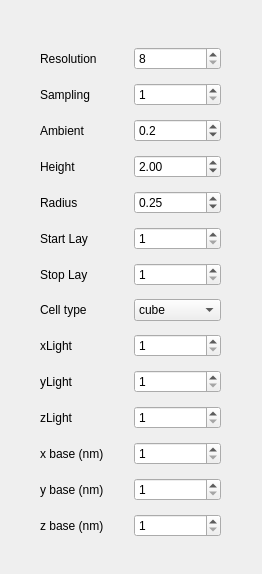
Above: Windows/UI_files/StateMenu.ui from LemurPwned/VISM before the change. Below: the same form after it.
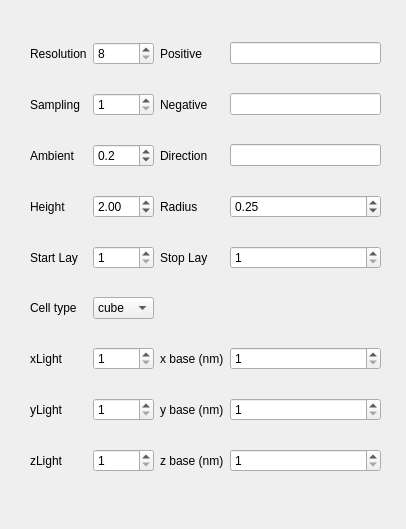
That is the form after the change.

```diff
--- a/Windows/UI_files/StateMenu.ui
+++ b/Windows/UI_files/StateMenu.ui
@@ -6,8 +6,8 @@
    <rect>
     <x>0</x>
     <y>0</y>
-    <width>262</width>
-    <height>574</height>
+    <width>406</width>
+    <height>529</height>
    </rect>
   </property>
   <property name="windowTitle">
@@ -16,27 +16,13 @@
   <widget class="QWidget" name="gridLayoutWidget">
    <property name="geometry">
     <rect>
-     <x>40</x>
-     <y>40</y>
-     <width>181</width>
-     <height>510</height>
+     <x>30</x>
+     <y>20</y>
+     <width>351</width>
+     <height>481</height>
     </rect>
    </property>
    <layout class="QGridLayout" name="gridLayout">
-    <item row="13" column="1">
-     <widget class="QLabel" name="label_14">
-      <property name="text">
-       <string>z base (nm)</string>
-      </property>
-     </widget>
-    </item>
-    <item row="12" column="1">
-     <widget class="QLabel" name="label_13">
-      <property name="text">
-       <string>y base (nm)</string>
-      </property>
-     </widget>
-    </item>
     <item row="1" column="2">
      <widget class="QSpinBox" name="spinBox_2">
       <property name="minimum">
@@ -87,30 +73,6 @@
       </property>
      </widget>
     </item>
-    <item row="6" column="2">
-     <widget class="QSpinBox" name="spinBox_4">
-      <property name="minimum">
-       <number>1</number>
-      </property>
-      <property name="maximum">
-       <number>8</number>
-      </property>
-     </widget>
-    </item>
-    <item row="6" column="1">
-     <widget class="QLabel" name="label_7">
-      <property name="text">
-       <string>Stop Lay</string>
-      </property>
-     </widget>
-    </item>
-    <item row="4" column="1">
-     <widget class="QLabel" name="label_5">
-      <property name="text">
-       <string>Radius</string>
-      </property>
-     </widget>
-    </item>
     <item row="3" column="2">
      <widget class="QDoubleSpinBox" name="doubleSpinBox_2">
       <property name="minimum">
@@ -127,25 +89,6 @@
       </property>
      </widget>
     </item>
-    <item row="4" column="2">
-     <widget class="QDoubleSpinBox" name="doubleSpinBox_3">
-      <property name="decimals">
-       <number>2</number>
-      </property>
-      <property name="minimum">
-       <double>0.050000000000000</double>
-      </property>
-      <property name="maximum">
-       <double>2.000000000000000</double>
-      </property>
-      <property name="singleStep">
-       <double>0.050000000000000</double>
-      </property>
-      <property name="value">
-       <double>0.250000000000000</double>
-      </property>
-     </widget>
-    </item>
     <item row="5" column="2">
      <widget class="QSpinBox" name="spinBox_3">
       <property name="minimum">
@@ -156,19 +99,6 @@
       </property>
      </widget>
     </item>
-    <item row="0" column="2">
-     <widget class="QSpinBox" name="spinBox">
-      <property name="minimum">
-       <number>8</number>
-      </property>
-      <property name="maximum">
-       <number>32</number>
-      </property>
-      <property name="singleStep">
-       <number>2</number>
-      </property>
-     </widget>
-    </item>
     <item row="1" column="1">
      <widget class="QLabel" name="label_2">
       <property name="text">
@@ -248,13 +178,6 @@
       </property>
      </widget>
     </item>
-    <item row="11" column="1">
-     <widget class="QLabel" name="label_12">
-      <property name="text">
-       <string>x base (nm)</string>
-      </property>
-     </widget>
-    </item>
     <item row="0" column="1">
      <widget class="QLabel" name="label">
       <property name="text">
@@ -262,7 +185,65 @@
       </property>
      </widget>
     </item>
-    <item row="11" column="2">
+    <item row="0" column="4">
+     <widget class="QLineEdit" name="lineEdit"/>
+    </item>
+    <item row="0" column="2">
+     <widget class="QSpinBox" name="spinBox">
+      <property name="minimum">
+       <number>8</number>
+      </property>
+      <property name="maximum">
+       <number>32</number>
+      </property>
+      <property name="singleStep">
+       <number>2</number>
+      </property>
+     </widget>
+    </item>
+    <item row="0" column="3">
+     <widget class="QLabel" name="label_15">
+      <property name="text">
+       <string>Positive</string>
+      </property>
+     </widget>
+    </item>
+    <item row="1" column="3">
+     <widget class="QLabel" name="label_16">
+      <property name="text">
+       <string>Negative</string>
+      </property>
+     </widget>
+    </item>
+    <item row="2" column="3">
+     <widget class="QLabel" name="label_17">
+      <property name="text">
+       <string>Direction</string>
+      </property>
+     </widget>
+    </item>
+    <item row="8" column="3">
+     <widget class="QLabel" name="label_12">
+      <property name="text">
+       <string>x base (nm)</string>
+      </property>
+     </widget>
+    </item>
+    <item row="9" column="3">
+     <widget class="QLabel" name="label_13">
+      <property name="text">
+       <string>y base (nm)</string>
+      </property>
+     </widget>
+    </item>
+    <item row="10" column="3">
+     <widget class="QLabel" name="label_14">
+      <property name="text">
+       <string>z base (nm)</string>
+      </property>
+     </widget>
+    </item>
+    <item row="8" column="4">
      <widget class="QSpinBox" name="spinBox_8">
       <property name="minimum">
        <number>1</number>
@@ -272,7 +253,7 @@
       </property>
      </widget>
     </item>
-    <item row="12" column="2">
+    <item row="9" column="4">
      <widget class="QSpinBox" name="spinBox_9">
       <property name="minimum">
        <number>1</number>
@@ -282,7 +263,7 @@
       </property>
      </widget>
     </item>
-    <item row="13" column="2">
+    <item row="10" column="4">
      <widget class="QSpinBox" name="spinBox_10">
       <property name="minimum">
        <number>1</number>
@@ -292,6 +273,55 @@
       </property>
      </widget>
     </item>
+    <item row="5" column="3">
+     <widget class="QLabel" name="label_7">
+      <property name="text">
+       <string>Stop Lay</string>
+      </property>
+     </widget>
+    </item>
+    <item row="5" column="4">
+     <widget class="QSpinBox" name="spinBox_4">
+      <property name="minimum">
+       <number>1</number>
+      </property>
+      <property name="maximum">
+       <number>8</number>
+      </property>
+     </widget>
+    </item>
+    <item row="3" column="3">
+     <widget class="QLabel" name="label_5">
+      <property name="text">
+       <string>Radius</string>
+      </property>
+     </widget>
+    </item>
+    <item row="3" column="4">
+     <widget class="QDoubleSpinBox" name="doubleSpinBox_3">
+      <property name="decimals">
+       <number>2</number>
+      </property>
+      <property name="minimum">
+       <double>0.050000000000000</double>
+      </property>
+      <property name="maximum">
+       <double>2.000000000000000</double>
+      </property>
+      <property name="singleStep">
+       <double>0.050000000000000</double>
+      </property>
+      <property name="value">
+       <double>0.250000000000000</double>
+      </property>
+     </widget>
+    </item>
+    <item row="1" column="4">
+     <widget class="QLineEdit" name="lineEdit_2"/>
+    </item>
+    <item row="2" column="4">
+     <widget class="QLineEdit" name="lineEdit_3"/>
+    </item>
    </layout>
   </widget>
  </widget>
```
